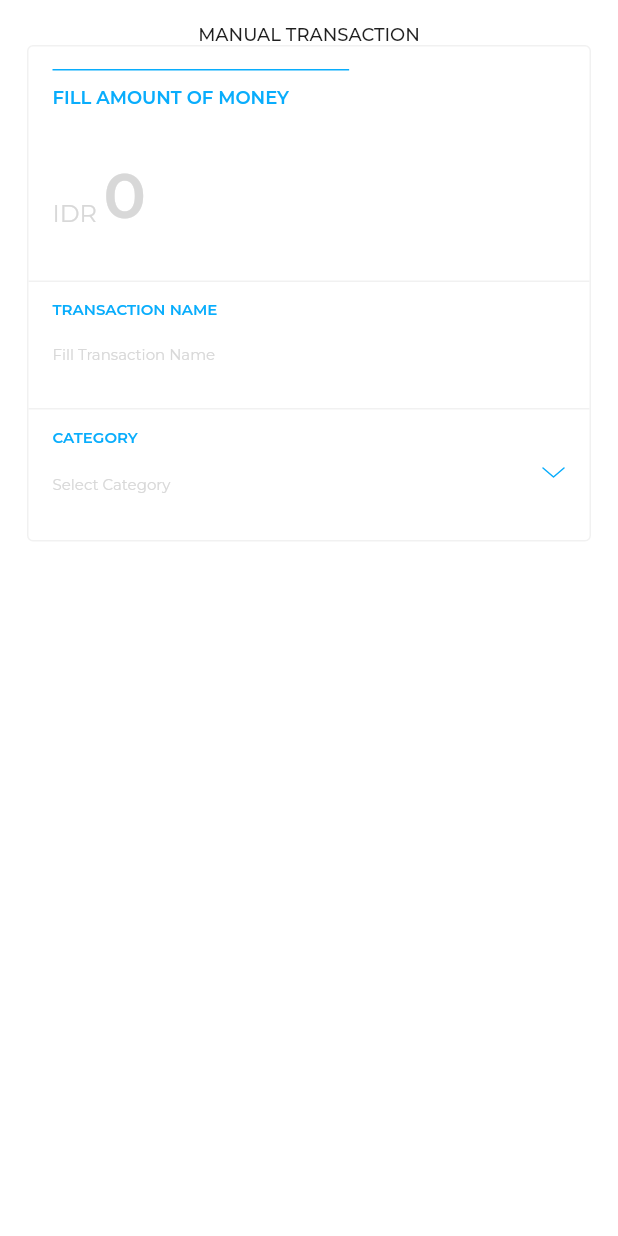
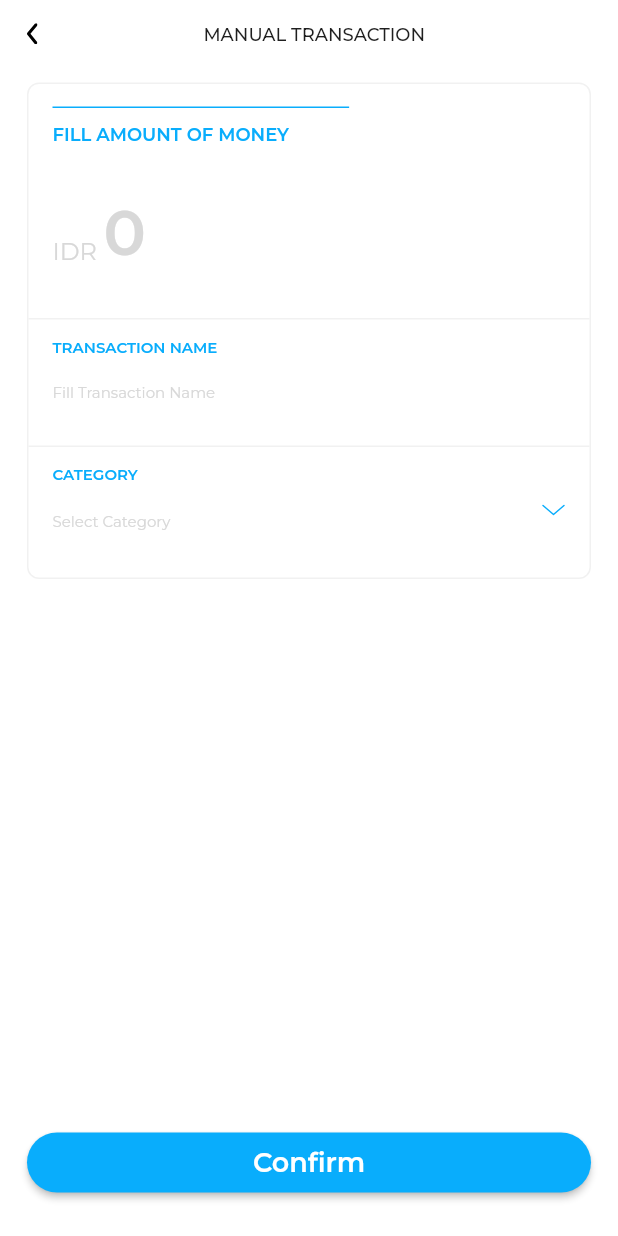
Before and after one commit to Fadzaa/flutter-weMoney-getx, a Flutter app: the ManualTransactionView screen opened by its route, on a phone screen of 412 x 824 dp. Run offline on Flutter 3.47's test engine with Material 2 defaults, Android fonts, the phone set to English and light mode, and no system bars; our stand-ins replace flutter_svg, get, google_fonts, introduction_screen, mask_text_input_formatter, persistent_bottom_nav_bar.

Commit message:
style: [FA] add button

```diff
--- a/lib/app/features/manual_transaction/manual_transaction_view.dart
+++ b/lib/app/features/manual_transaction/manual_transaction_view.dart
@@ -13,18 +13,19 @@ class ManualTransactionView extends GetView<ManualTransactionController> {
   @override
   Widget build(BuildContext context) {
     double width = MediaQuery.of(context).size.width;
-    double height = MediaQuery.of(context).size.height;
-    TextEditingController _controller = TextEditingController();
     final FocusNode focusNode = FocusNode();
 
     return Scaffold(
       backgroundColor: Colors.white,
       body: Padding(
-        padding: const EdgeInsets.fromLTRB(18, 15, 18, 0),
+        padding: const EdgeInsets.fromLTRB(18, 15, 18,25),
         child: Column(
-          crossAxisAlignment: CrossAxisAlignment.start,
+          crossAxisAlignment: CrossAxisAlignment.stretch,
+
           children: [
-            Center(child: Text("MANUAL TRANSACTION", style: tsHeading,)),
+            CommonAppBar(text: "MANUAL TRANSACTION", showIcon: false),
+
+            SizedBox(height: 25,),
 
             Container(
               width: width,
@@ -33,7 +34,7 @@ class ManualTransactionView extends GetView<ManualTransactionController> {
               ),
               decoration: BoxDecoration(
                   color: Colors.white,
-                  borderRadius: BorderRadius.circular(4),
+                  borderRadius: BorderRadius.circular(8),
                   border: Border.all(color: lineColor, width: 1)),
               child: Column(
                 crossAxisAlignment: CrossAxisAlignment.start,
@@ -204,6 +205,21 @@ class ManualTransactionView extends GetView<ManualTransactionController> {
               ),
             ),
 
+            Expanded(child: Container()),
+
+            ElevatedButton(
+                onPressed: () {},
+                style: ElevatedButton.styleFrom(
+                  fixedSize: Size(width, 40),
+                  backgroundColor: primaryColor,
+                  shape: RoundedRectangleBorder(
+                    borderRadius: BorderRadius.circular(32),
+                  ),
+                ),
+                child: Text("Confirm", style: tsButton,)
+            )
+
+
 
           ],
         ),
--- a/lib/app/initial_pages/navbar/navbar.dart
+++ b/lib/app/initial_pages/navbar/navbar.dart
@@ -1,5 +1,6 @@
 import 'package:flutter/material.dart';
 import 'package:flutter_svg/flutter_svg.dart';
+import 'package:get/get.dart';
 import 'package:persistent_bottom_nav_bar/persistent_tab_view.dart';
 import 'package:we_money_getx/app/features/balance_detail/detail_balance_view.dart';
 import 'package:we_money_getx/app/features/edit_profile/edit_profile_view.dart';
@@ -9,6 +10,7 @@ import 'package:we_money_getx/app/features/profile_screen/profile_screen_view.da
 import 'package:we_money_getx/app/features/saving_page/saving_page_view.dart';
 import 'package:we_money_getx/common/helper/colors.dart';
 import 'package:we_money_getx/common/helper/index.dart';
+import 'package:we_money_getx/common/routes/app_pages.dart';
 
 class Navbar extends StatelessWidget {
   const Navbar({super.key});
@@ -23,7 +25,7 @@ class Navbar extends StatelessWidget {
       return [
         HomePageView(),
         Container(child: Center(child: Text("Insight Page"),),),
-        ManualTransactionView(),
+        Container(),
         SavingPage(),
         ProfileScreenView(),
       ];
@@ -50,7 +52,10 @@ class Navbar extends StatelessWidget {
         ),
         PersistentBottomNavBarItem(
           icon: SvgPicture.asset("assets/icon/icon_plus.svg"),
-          activeColorPrimary: primaryColor
+          activeColorPrimary: primaryColor,
+          onPressed: (context) {
+            Get.toNamed(Routes.MANUAL_TRANSACTION);
+          },
         ),
         PersistentBottomNavBarItem(
           icon: SvgPicture.asset("assets/icon/icon_saving_active.svg"),
--- a/lib/common/helper/textstyle.dart
+++ b/lib/common/helper/textstyle.dart
@@ -82,3 +82,11 @@ TextStyle tsHint = GoogleFonts.montserrat(
         fontWeight: FontWeight.normal
     )
 );
+
+TextStyle tsButton = GoogleFonts.montserrat(
+    textStyle: const TextStyle(
+        fontSize: 18,
+        color: Colors.white,
+        fontWeight: FontWeight.w600
+    )
+);
--- a/lib/common/routes/app_pages.dart
+++ b/lib/common/routes/app_pages.dart
@@ -55,8 +55,8 @@ class AppPages {
     GetPage(
         name: _Paths.MANUAL_TRANSACTION,
         page: () => ManualTransactionView(),
-        // binding: ManualTransactionBinding(),
-        transition: Transition.upToDown
+        binding: ManualTransactionBinding(),
+        // transition: Transition.upToDown
   ),
     GetPage(
         name: _Paths.ADD_CASH_BALANCE,
```
